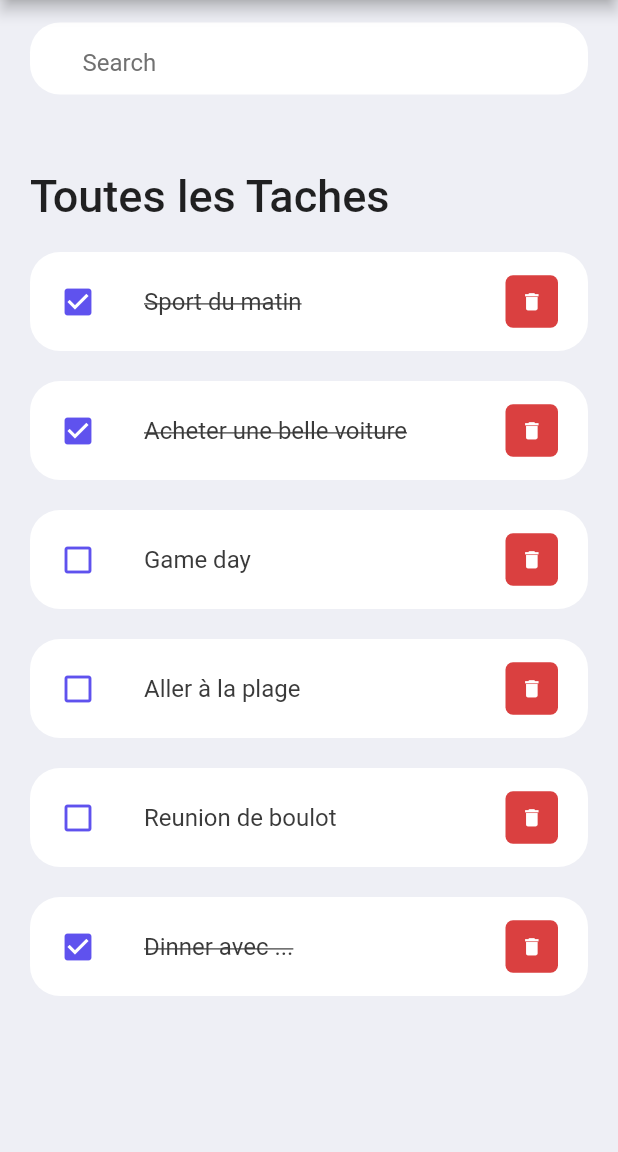
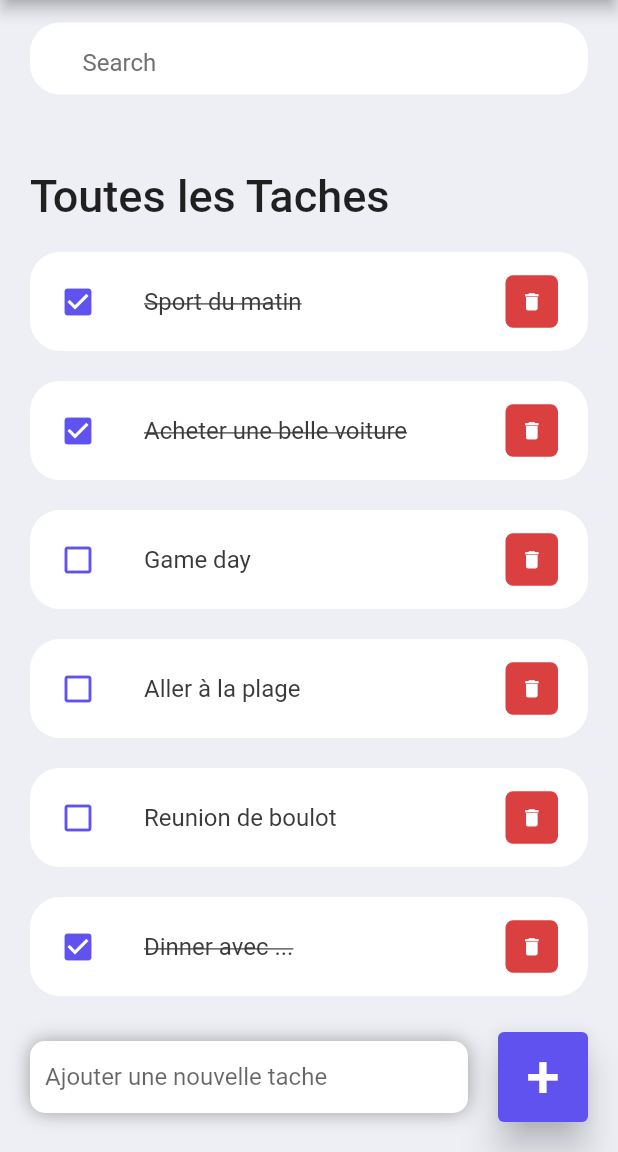
Before and after one commit to ThibautDegbetchi/todo, a Flutter app: the HomePage screen opened directly, on a phone screen of 412 x 824 dp, the part 84-1236 px from its top. Run offline on Flutter 3.47's test engine with Material 2 defaults, Android fonts, the phone set to English and light mode, and no system bars; our stand-ins replace shared_preferences, smooth_page_indicator; accounts and stored records are empty.

```diff
--- a/lib/screen/home.dart
+++ b/lib/screen/home.dart
@@ -15,13 +15,16 @@ class HomePage extends StatefulWidget {
 }
 
 class _HomePageState extends State<HomePage> {
-  final todoList=ToDo.todoList();
+  final todoList = ToDo.todoList();
+
   @override
   Widget build(BuildContext context) {
     return Scaffold(
       backgroundColor: tdBGColor,
       appBar: buildAppBar(),
-      body: Container(
+      body: Stack(
+        children: [
+          Container(
             padding: EdgeInsets.symmetric(horizontal: 20, vertical: 15),
             child: Column(
               children: [
@@ -30,20 +33,68 @@ class _HomePageState extends State<HomePage> {
                   child: ListView(
                     children: [
                       Container(
-                    margin: EdgeInsets.only(top: 50,bottom: 20),
-                    child: Text('Toutes les Taches',style: TextStyle(
-                      fontSize: 30,
-                      fontWeight: FontWeight.w500
-                    ),),
+                        margin: EdgeInsets.only(top: 50, bottom: 20),
+                        child: Text(
+                          'Toutes les Taches',
+                          style: TextStyle(
+                              fontSize: 30, fontWeight: FontWeight.w500),
                         ),
-                  for(ToDo todo in todoList)
-                      ToDoItem(todo: todo,),
-
+                      ),
+                      for (ToDo todo in todoList)
+                        ToDoItem(
+                          todo: todo,
+                          onTodDoChanged: _handleToDoChange,
+                          onDeletItem: _deleteToDoItem,
+                        ),
                     ],
                   ),
                 )
               ],
             ),
+          ),
+          Align(
+            alignment: Alignment.bottomCenter,
+            child: Row(
+              children: [
+                Expanded(
+                    child: Container(
+                  padding: EdgeInsets.only(left: 10),
+                  margin: EdgeInsets.only(bottom: 20, right: 20, left: 20),
+                  decoration: BoxDecoration(
+                      color: Colors.white,
+                      boxShadow: const [
+                        BoxShadow(
+                            color: Colors.grey,
+                            offset: Offset(0.0, 0.0),
+                            blurRadius: 10.0,
+                            spreadRadius: 0.0)
+                      ],
+                      borderRadius: BorderRadius.circular(10)),
+                  child: TextField(
+                    decoration: InputDecoration(
+                        hintText: 'Ajouter une nouvelle tache',
+                        border: InputBorder.none),
+                  ),
+                )),
+                Container(
+                    margin: EdgeInsets.only(bottom: 20, right: 20),
+                    child: ElevatedButton(
+                      onPressed: () {},
+                      child: Text(
+                        '+',
+                        style: TextStyle(
+                          fontSize: 40,
+                        ),
+                      ),
+                      style: ElevatedButton.styleFrom(
+                          primary: tdBlue,
+                          minimumSize: Size(60, 60),
+                          elevation: 10),
+                    ))
+              ],
+            ),
+          )
+        ],
       ),
     );
   }
@@ -51,14 +102,20 @@ class _HomePageState extends State<HomePage> {
   AppBar buildAppBar() {
     return AppBar(
       backgroundColor: tdBGColor,
-      leading: Icon(Icons.menu,color: tdBlack,),
-      title: Text('Home',style: TextStyle(color: tdBlack),),
+      leading: Icon(
+        Icons.menu,
+        color: tdBlack,
+      ),
+      title: Text(
+        'Home',
+        style: TextStyle(color: tdBlack),
+      ),
       centerTitle: true,
       actions: [
         Container(
-          height:40,
-          width:40,
-          child:  ClipRRect(
+          height: 40,
+          width: 40,
+          child: ClipRRect(
             borderRadius: BorderRadius.circular(20),
             child: Image.asset('assets/logo1.png'),
           ),
@@ -66,25 +123,34 @@ class _HomePageState extends State<HomePage> {
       ],
     );
   }
+  void _handleToDoChange(ToDo todo){
+    setState(() {
+      todo.isDone=!todo.isDone;
+    });
+  }
+  void _deleteToDoItem(String id){
+    setState(() {
+      todoList.removeWhere((item) => item.id==id);
+    });
+  }
 
   Widget searchBox() {
     return Container(
       padding: EdgeInsets.symmetric(horizontal: 15),
       decoration: BoxDecoration(
-         color: Colors.white,
-         borderRadius: BorderRadius.circular(20)
-     ),
+          color: Colors.white, borderRadius: BorderRadius.circular(20)),
       child: TextFormField(
         decoration: InputDecoration(
           contentPadding: EdgeInsets.all(0),
-         prefix: Icon(Icons.search,color: tdBlack,size: 20,),
-         prefixIconConstraints: BoxConstraints(
-             maxHeight: 20, maxWidth: 25
+          prefix: Icon(
+            Icons.search,
+            color: tdBlack,
+            size: 20,
           ),
+          prefixIconConstraints: BoxConstraints(maxHeight: 20, maxWidth: 25),
           border: InputBorder.none,
           hintText: 'Search',
           hintStyle: TextStyle(color: tdGrey),
-
         ),
       ),
     );
--- a/lib/widget/todo_item.dart
+++ b/lib/widget/todo_item.dart
@@ -5,7 +5,9 @@ import 'package:todolist/model/todo.dart';
 
 class ToDoItem extends StatelessWidget {
    final ToDo todo;
-   ToDoItem({Key? key, required this.todo}):super(key: key);
+   final onTodDoChanged;
+   final onDeletItem;
+   ToDoItem({Key? key, required this.todo,required this.onDeletItem, required this.onTodDoChanged}):super(key: key);
 
   @override
   Widget build(BuildContext context) {
@@ -14,6 +16,7 @@ class ToDoItem extends StatelessWidget {
       child: ListTile(
         onTap: (){
           print('Vous avez cliquer sur unr tache');
+          onTodDoChanged(todo);
         },
         shape: RoundedRectangleBorder(borderRadius: BorderRadius.circular(20)),
         contentPadding: EdgeInsets.symmetric(vertical: 5,horizontal: 20),
@@ -39,6 +42,7 @@ class ToDoItem extends StatelessWidget {
           ),
           child: IconButton(onPressed: (){
             print('Vous avez apuyer sur l\'icon supprimer');
+            onDeletItem(todo.id);
           }, icon: Icon(Icons.delete,
           size: 15,
           color: Colors.white,) ),
```
Lines whose indentation alone changed are shown as unchanged.
